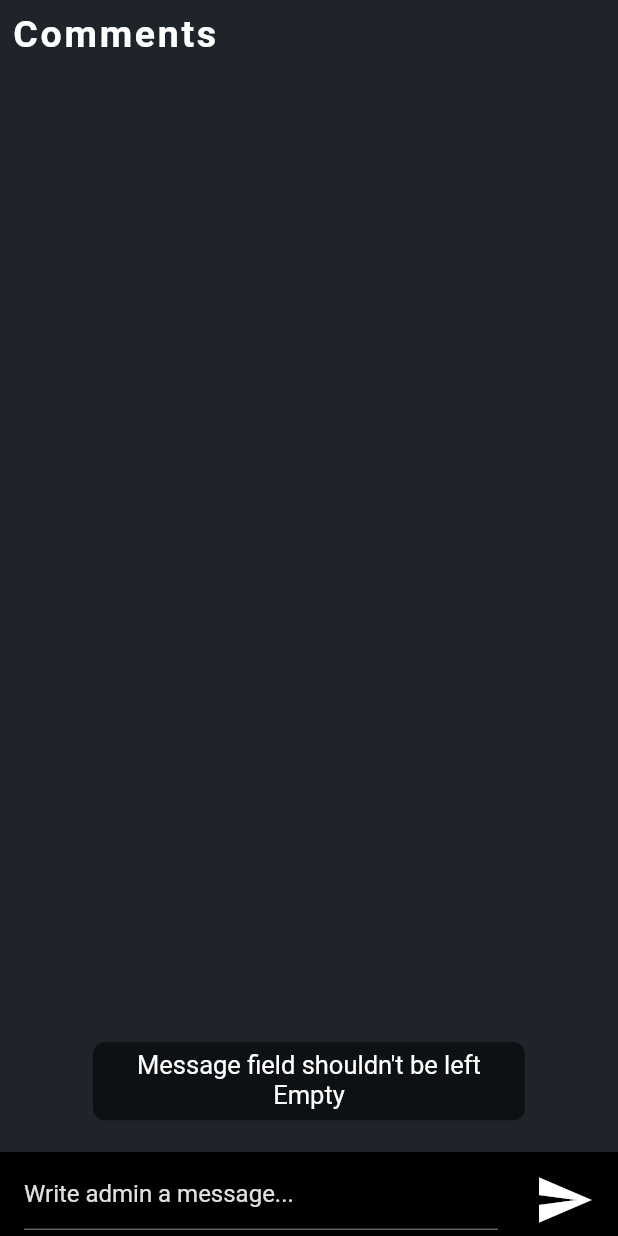
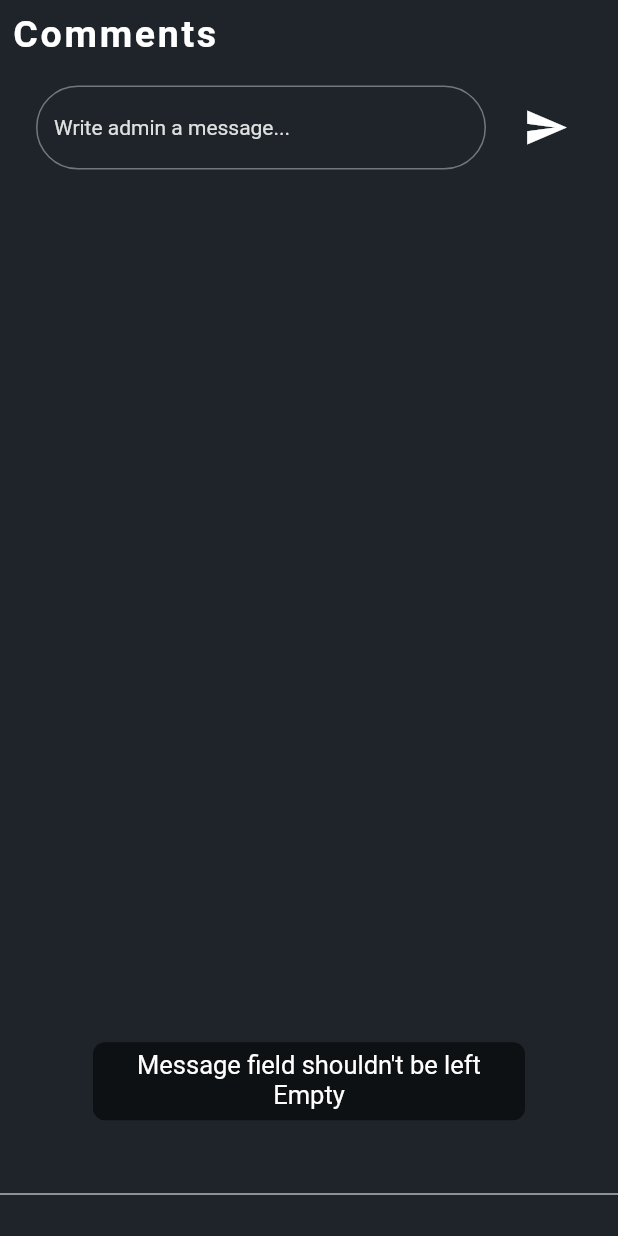
Before and after one commit to hassan-zafar/meditation_alive-Video-app, a Flutter app: the CommentsNChat screen opened directly with empty values, after a tap on the "send" icon, on a phone screen of 412 x 824 dp. Run offline on Flutter 3.47's test engine with Material 2 defaults, Android fonts, the phone set to English and light mode, and no system bars; our stand-ins replace badges, better_player, bot_toast, cached_network_image, cloud_firestore, firebase_auth and 15 more; missing offline and left inert: list_tile_switch; accounts and stored records are empty; network calls fail.

Commit message:
changed comments direction

```diff
--- a/lib/widgets/commentsNChat.dart
+++ b/lib/widgets/commentsNChat.dart
@@ -1,3 +1,5 @@
+import 'dart:ui';
+
 import 'package:bot_toast/bot_toast.dart';
 import 'package:cached_network_image/cached_network_image.dart';
 import 'package:cloud_firestore/cloud_firestore.dart';
@@ -293,19 +295,16 @@
                 style: titleTextStyle(color: Theme.of(context).dividerColor),
               ),
             ),
-            Expanded(
-              child: widget.isPostComment! || widget.isProductComment!
-                  ? buildComments()
-                  : buildChat(),
-            ),
-            Divider(),
-          ],
-        ),
-      ),
-      bottomSheet: ListTile(
+            Padding(
+              padding: const EdgeInsets.all(8.0),
+              child: ListTile(
                 title: TextFormField(
                   controller: _commentNMessagesController,
+                  style: TextStyle(fontSize: 14),
                   decoration: InputDecoration(
+                    border: OutlineInputBorder(
+                      borderRadius: BorderRadius.circular(30),
+                    ),
                     hintText: widget.isPostComment! || widget.isProductComment!
                         ? "Write a Comment..."
                         : "Write admin a message...",
@@ -317,8 +316,18 @@
                       : addChatMessage,
                   icon: Icon(
                     Icons.send,
-            size: 40.0,
+                    size: 30.0,
                   ),
+                ),
+              ),
+            ),
+            Expanded(
+              child: widget.isPostComment! || widget.isProductComment!
+                  ? buildComments()
+                  : buildChat(),
+            ),
+            Divider(),
+          ],
         ),
       ),
     );
```
Also changed, not shown: lib/screens/homePage.dart (+39 -37 lines). Lines whose indentation alone changed are shown as unchanged.
